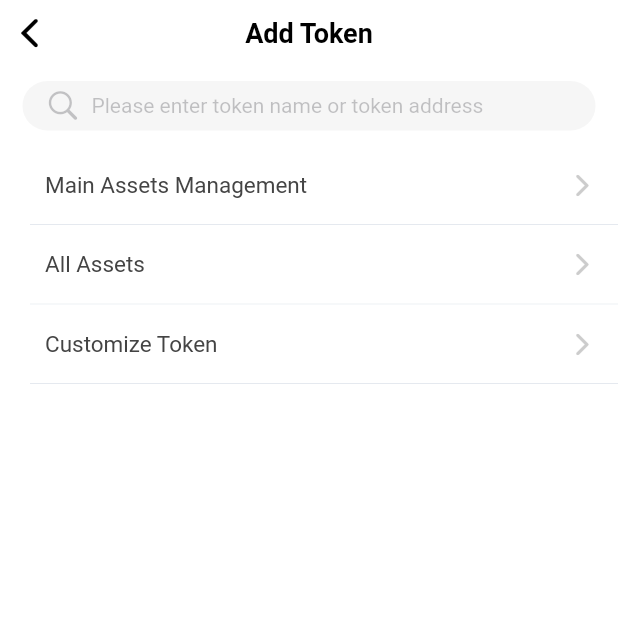
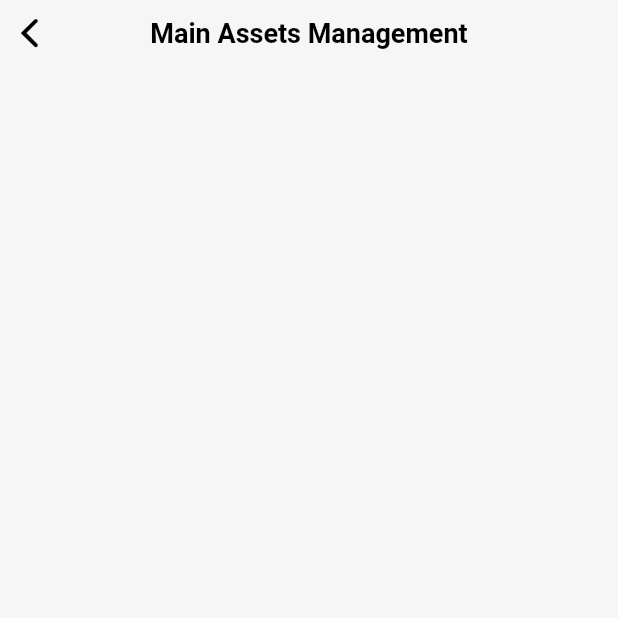
Before and after one commit to 20156284/aa_wallet, a Flutter app: the AddTokenPage screen opened by its route, after a tap on "Main Assets Management", on a phone screen of 412 x 824 dp, the top half of it. Run offline on Flutter 3.47's test engine with Material 2 defaults, Android fonts, the phone set to English and light mode, and no system bars; our stand-ins replace bot_toast, convert, copy_with_extension, dio, extended_image, get and 13 more; missing offline and left inert: aes_ecb_pkcs5_flutter, bip32, bip39, camera_web, dart:html, encrypt and 6 more; accounts and stored records are empty; generated files the repository leaves out were written again.

Commit message:
add wallet assets

```diff
--- a/lib/const/env_config.dart
+++ b/lib/const/env_config.dart
@@ -60,6 +60,26 @@ class Env {
     ethWss: 'wss://mainnet.infura.io/ws/v3/4129fe30d0a340388d20e1fbd19d8039',
   );
 
+  // 开发抓包
+  static final EnvConfig _charlesDebugConfig = EnvConfig(
+    appTitle: 'debugTitle',
+    baseUrl: 'http://test2-api.aapay.io',
+    aaaRpcUrl: 'http://159.138.134.163:8000',
+    ethRpcUrl: 'https://ropsten.infura.io/v3/4129fe30d0a340388d20e1fbd19d8039',
+    aaaWss: '',
+    ethWss: 'wss://ropsten.infura.io/ws/v3/4129fe30d0a340388d20e1fbd19d8039',
+  );
+
+  // 上线抓包
+  static final EnvConfig _charlesReleaseConfig = EnvConfig(
+    appTitle: 'releaseTitle',
+    baseUrl: 'http://test2-api.aapay.io',
+    aaaRpcUrl: 'http://119.8.104.104:8000',
+    ethRpcUrl: 'https://mainnet.infura.io/v3/4129fe30d0a340388d20e1fbd19d8039',
+    aaaWss: '',
+    ethWss: 'wss://mainnet.infura.io/ws/v3/4129fe30d0a340388d20e1fbd19d8039',
+  );
+
   static EnvConfig get envConfig => _getEnvConfig();
 
 // 根据不同环境返回对应的环境配置
@@ -69,6 +89,11 @@ class Env {
         return _debugConfig;
       case EnvName.release:
         return _releaseConfig;
+
+      case EnvName.charlesDebug:
+        return _charlesDebugConfig;
+      case EnvName.charlesRelease:
+        return _charlesReleaseConfig;
       default:
         return _debugConfig;
     }
@@ -83,4 +108,7 @@ abstract class EnvName {
   // 环境value
   static const String debug = 'Debug';
   static const String release = 'Release';
+
+  static const String charlesDebug = 'CharlesDebug';
+  static const String charlesRelease = 'CharlesRelease';
 }
--- a/lib/core/http/dior.dart
+++ b/lib/core/http/dior.dart
@@ -5,10 +5,15 @@
 // Copyright @flutter_core_kit.All rights reserved.
 // ===============================================
 
+import 'dart:io';
+
+import 'package:aa_wallet/const/env_config.dart';
+import 'package:aa_wallet/core/logger.dart';
+import 'package:aa_wallet/core/toast.dart';
+import 'package:dio/adapter.dart';
 import 'package:dio/dio.dart';
 import 'package:flutter/foundation.dart';
-import 'package:aa_wallet/core/logger.dart';
-import 'package:aa_wallet/core/toast.dart';
+
 import 'dio_interceptor.dart';
 
 class Dior {
@@ -39,6 +44,26 @@ class Dior {
       dio.interceptors
           .add(LogInterceptor(requestBody: true, responseBody: true));
     }
+
+    if (!kIsWeb) {
+      (dio.httpClientAdapter as DefaultHttpClientAdapter).onHttpClientCreate =
+          (client) {
+        //强制信任所有的Https 请求
+        client.badCertificateCallback =
+            (X509Certificate cert, String host, int port) {
+          return true;
+        };
+
+        if (Env.appEnv == EnvName.charlesDebug ||
+            Env.appEnv == EnvName.charlesRelease) {
+          client.findProxy = (url) {
+            // return "PROXY 192.168.0.78:8888";
+            return 'PROXY 192.168.0.83:8888';
+          };
+        }
+      };
+    }
+
     // A dio transformer especially for flutter, by which the json decoding will be in background with [compute] function.
     // dio.transformer = FlutterTransformer();
 
--- a/lib/page/wallet/add_token/add_token_view.dart
+++ b/lib/page/wallet/add_token/add_token_view.dart
@@ -1,5 +1,6 @@
 import 'package:aa_wallet/const/app_theme.dart';
 import 'package:aa_wallet/generated/l10n.dart';
+import 'package:aa_wallet/route/app_pages.dart';
 import 'package:flutter/cupertino.dart';
 import 'package:flutter/material.dart';
 import 'package:get/get.dart';
@@ -23,11 +24,11 @@ class AddTokenPage extends GetView<AddTokenLogic> {
           _buildSearchBar(),
           _buildCell(
             title: AppS().token_main_assets,
-            onTap: () {},
+            onTap: () => Get.toNamed(AppRoutes.walletAssets, arguments: true),
           ),
           _buildCell(
             title: AppS().token_user_all_assets,
-            onTap: () {},
+            onTap: () => Get.toNamed(AppRoutes.walletAssets, arguments: false),
           ),
           _buildCell(
             title: AppS().token_customize,
--- /dev/null
+++ b/lib/page/wallet/wallet_assets/wallet_assets_binding.dart
@@ -0,0 +1,10 @@
+import 'package:get/get.dart';
+
+import 'wallet_assets_logic.dart';
+
+class WalletAssetsBinding extends Bindings {
+  @override
+  void dependencies() {
+    Get.lazyPut(() => WalletAssetsLogic());
+  }
+}
--- /dev/null
+++ b/lib/page/wallet/wallet_assets/wallet_assets_logic.dart
@@ -0,0 +1,14 @@
+import 'package:get/get.dart';
+
+class WalletAssetsLogic extends GetxController {
+  final isManagement = true.obs;
+
+  @override
+  void onInit() {
+    super.onInit();
+    final arguments = Get.arguments;
+    if (arguments != null && arguments is bool) {
+      isManagement.value = arguments;
+    }
+  }
+}
--- /dev/null
+++ b/lib/page/wallet/wallet_assets/wallet_assets_view.dart
@@ -0,0 +1,32 @@
+import 'package:aa_wallet/generated/l10n.dart';
+import 'package:flutter/cupertino.dart';
+import 'package:flutter/material.dart';
+import 'package:get/get.dart';
+
+import 'wallet_assets_logic.dart';
+
+class WalletAssetsPage extends GetView<WalletAssetsLogic> {
+  const WalletAssetsPage({Key? key}) : super(key: key);
+
+  @override
+  Widget build(BuildContext context) {
+    return CupertinoPageScaffold(
+      backgroundColor: CupertinoTheme.of(context).scaffoldBackgroundColor,
+      navigationBar: CupertinoNavigationBar(
+        middle: Obx(
+          () => Text(
+            controller.isManagement.value
+                ? AppS().token_main_assets
+                : AppS().token_user_all_assets,
+          ),
+        ),
+        backgroundColor: CupertinoTheme.of(context).scaffoldBackgroundColor,
+        border: Border.all(width: 0.0, style: BorderStyle.none),
+      ),
+      child: ListView(
+        padding: const EdgeInsets.only(left: 15, right: 15, top: 30),
+        children: [],
+      ),
+    );
+  }
+}
--- a/lib/route/app_pages.dart
+++ b/lib/route/app_pages.dart
@@ -45,6 +45,8 @@ import 'package:aa_wallet/page/wallet/token_details/token_details_binding.dart';
 import 'package:aa_wallet/page/wallet/token_details/token_details_view.dart';
 import 'package:aa_wallet/page/wallet/token_transfer/token_transfer_binding.dart';
 import 'package:aa_wallet/page/wallet/token_transfer/token_transfer_view.dart';
+import 'package:aa_wallet/page/wallet/wallet_assets/wallet_assets_binding.dart';
+import 'package:aa_wallet/page/wallet/wallet_assets/wallet_assets_view.dart';
 import 'package:aa_wallet/page/wallet/wallet_details/wallet_details_binding.dart';
 import 'package:aa_wallet/page/wallet/wallet_details/wallet_details_view.dart';
 import 'package:aa_wallet/page/wallet/wallet_edit_name/wallet_edit_name_binding.dart';
@@ -204,5 +206,11 @@ class AppPages {
       binding: UpdateRecordBinding(),
       transition: Transition.cupertino,
     ),
+    GetPage(
+      name: _Paths.walletAssets,
+      page: () => const WalletAssetsPage(),
+      binding: WalletAssetsBinding(),
+      transition: Transition.cupertino,
+    ),
   ];
 }
--- a/lib/route/app_routes.dart
+++ b/lib/route/app_routes.dart
@@ -35,6 +35,7 @@ abstract class AppRoutes {
   static const tokenTransfer = _Paths.tokenTransfer;
   static const collectionAddress = _Paths.collectionAddress;
   static const updateRecord = _Paths.updateRecord;
+  static const walletAssets = _Paths.walletAssets;
 }
 
 abstract class _Paths {
@@ -63,4 +64,5 @@ abstract class _Paths {
   static const String tokenTransfer = '/tokenTransfer';
   static const String collectionAddress = '/collectionAddress';
   static const String updateRecord = '/updateRecord';
+  static const String walletAssets = '/walletAssets';
 }
```
Also changed, not shown: 1 other file.
